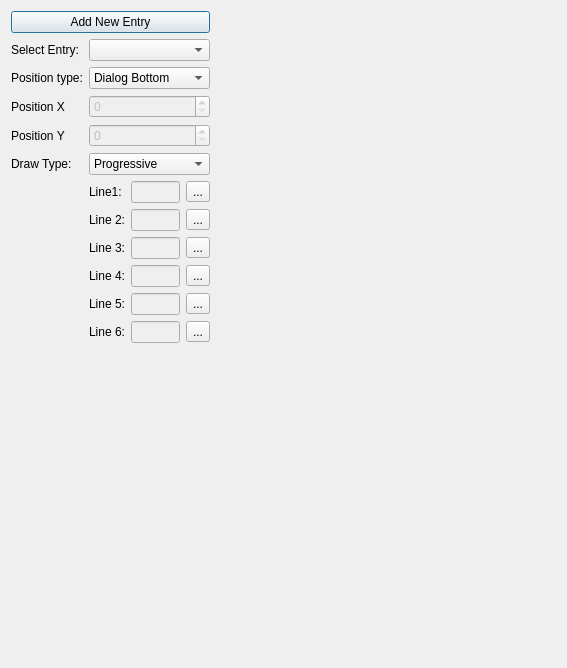
Before: the Qt Designer form editor/scenes/tab_text.ui in protoman/rockbot, drawn with Qt 5.
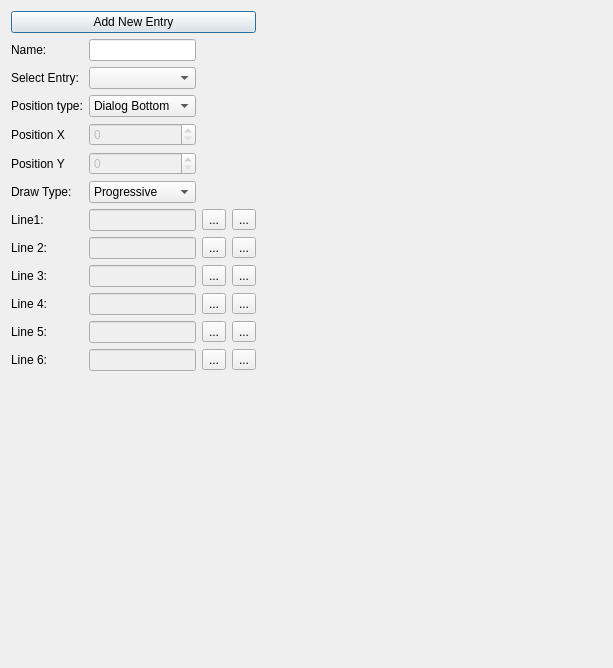
After: the same form once the commit is applied. Icons and pictures are not drawn. Custom widgets are drawn as their Qt base class.

The edit to the form file:
```diff
--- a/editor/scenes/tab_text.ui
+++ b/editor/scenes/tab_text.ui
@@ -46,45 +46,144 @@
          <property name="topMargin">
           <number>0</number>
          </property>
-         <item row="4" column="0">
-          <widget class="QLabel" name="label_5">
+         <item row="10" column="0">
+          <widget class="QLabel" name="label_9">
            <property name="text">
-            <string>Draw Type:</string>
+            <string>Line 5:</string>
+           </property>
+          </widget>
+         </item>
+         <item row="3" column="1">
+          <widget class="QSpinBox" name="textX_spinBox">
+           <property name="enabled">
+            <bool>false</bool>
+           </property>
+           <property name="maximum">
+            <number>999</number>
+           </property>
+          </widget>
+         </item>
+         <item row="5" column="1">
+          <widget class="QComboBox" name="transitionType_comboBox">
+           <item>
+            <property name="text">
+             <string>Progressive</string>
+            </property>
+           </item>
+           <item>
+            <property name="text">
+             <string>Instant</string>
+            </property>
+           </item>
+          </widget>
+         </item>
+         <item row="0" column="1">
+          <widget class="QLineEdit" name="name_lineEdit"/>
+         </item>
+         <item row="7" column="0">
+          <widget class="QLabel" name="label_6">
+           <property name="text">
+            <string>Line 2:</string>
+           </property>
+          </widget>
+         </item>
+         <item row="7" column="1">
+          <widget class="QLineEdit" name="lineEdit2">
+           <property name="enabled">
+            <bool>false</bool>
+           </property>
+           <property name="maxLength">
+            <number>30</number>
+           </property>
+          </widget>
+         </item>
+         <item row="11" column="0">
+          <widget class="QLabel" name="label_10">
+           <property name="text">
+            <string>Line 6:</string>
+           </property>
+          </widget>
+         </item>
+         <item row="4" column="1">
+          <widget class="QSpinBox" name="textY_spinBox">
+           <property name="enabled">
+            <bool>false</bool>
+           </property>
+           <property name="maximum">
+            <number>999</number>
+           </property>
+          </widget>
+         </item>
+         <item row="1" column="1">
+          <widget class="QComboBox" name="select_comboBox"/>
+         </item>
+         <item row="6" column="1">
+          <widget class="QLineEdit" name="lineEdit1">
+           <property name="enabled">
+            <bool>false</bool>
+           </property>
+           <property name="maxLength">
+            <number>30</number>
+           </property>
+          </widget>
+         </item>
+         <item row="8" column="0">
+          <widget class="QLabel" name="label_7">
+           <property name="text">
+            <string>Line 3:</string>
            </property>
           </widget>
          </item>
          <item row="2" column="0">
-          <widget class="QLabel" name="label_2">
-           <property name="text">
-            <string>Position X</string>
-           </property>
-          </widget>
-         </item>
-         <item row="1" column="0">
           <widget class="QLabel" name="label_11">
            <property name="text">
             <string>Position type:</string>
            </property>
           </widget>
          </item>
-         <item row="2" column="1">
-          <widget class="QSpinBox" name="textX_spinBox">
-           <property name="enabled">
-            <bool>false</bool>
+         <item row="12" column="1">
+          <layout class="QGridLayout" name="gridLayout_3">
+           <property name="topMargin">
+            <number>0</number>
            </property>
-           <property name="maximum">
-            <number>999</number>
+          </layout>
+         </item>
+         <item row="9" column="0">
+          <widget class="QLabel" name="label_8">
+           <property name="text">
+            <string>Line 4:</string>
+           </property>
+          </widget>
+         </item>
+         <item row="0" column="0">
+          <widget class="QLabel" name="label_12">
+           <property name="text">
+            <string>Name:</string>
+           </property>
+          </widget>
+         </item>
+         <item row="1" column="0">
+          <widget class="QLabel" name="label_4">
+           <property name="text">
+            <string>Select Entry:</string>
+           </property>
+          </widget>
+         </item>
+         <item row="6" column="2">
+          <widget class="QToolButton" name="line1_toolButton">
+           <property name="text">
+            <string>...</string>
            </property>
           </widget>
          </item>
          <item row="3" column="0">
-          <widget class="QLabel" name="label_3">
+          <widget class="QLabel" name="label_2">
            <property name="text">
-            <string>Position Y</string>
+            <string>Position X</string>
            </property>
           </widget>
          </item>
-         <item row="1" column="1">
+         <item row="2" column="1">
           <widget class="QComboBox" name="positionType">
            <item>
             <property name="text">
@@ -118,108 +217,28 @@
            </item>
           </widget>
          </item>
-         <item row="4" column="1">
-          <widget class="QComboBox" name="transitionType_comboBox">
-           <item>
-            <property name="text">
-             <string>Progressive</string>
-            </property>
-           </item>
-           <item>
-            <property name="text">
-             <string>Instant</string>
-            </property>
-           </item>
-          </widget>
-         </item>
-         <item row="3" column="1">
-          <widget class="QSpinBox" name="textY_spinBox">
-           <property name="enabled">
-            <bool>false</bool>
-           </property>
-           <property name="maximum">
-            <number>999</number>
-           </property>
-          </widget>
-         </item>
-         <item row="5" column="1">
-          <layout class="QGridLayout" name="gridLayout_3">
-           <property name="topMargin">
-            <number>0</number>
-           </property>
            <item row="5" column="0">
-            <widget class="QLabel" name="label_10">
+          <widget class="QLabel" name="label_5">
              <property name="text">
-              <string>Line 6:</string>
+            <string>Draw Type:</string>
              </property>
             </widget>
            </item>
-           <item row="1" column="0">
-            <widget class="QLabel" name="label_6">
-             <property name="text">
-              <string>Line 2:</string>
-             </property>
-            </widget>
-           </item>
-           <item row="4" column="0">
-            <widget class="QLabel" name="label_9">
-             <property name="text">
-              <string>Line 5:</string>
-             </property>
-            </widget>
-           </item>
-           <item row="3" column="0">
-            <widget class="QLabel" name="label_8">
-             <property name="text">
-              <string>Line 4:</string>
-             </property>
-            </widget>
-           </item>
-           <item row="0" column="0">
+         <item row="6" column="0">
             <widget class="QLabel" name="label">
              <property name="text">
               <string>Line1: </string>
              </property>
             </widget>
            </item>
-           <item row="1" column="1">
-            <widget class="QLineEdit" name="lineEdit2">
-             <property name="enabled">
-              <bool>false</bool>
-             </property>
-             <property name="maxLength">
-              <number>30</number>
-             </property>
-            </widget>
-           </item>
-           <item row="2" column="0">
-            <widget class="QLabel" name="label_7">
+         <item row="11" column="2">
+          <widget class="QToolButton" name="line6_toolButton">
              <property name="text">
-              <string>Line 3:</string>
+            <string>...</string>
              </property>
             </widget>
            </item>
-           <item row="2" column="1">
-            <widget class="QLineEdit" name="lineEdit3">
-             <property name="enabled">
-              <bool>false</bool>
-             </property>
-             <property name="maxLength">
-              <number>30</number>
-             </property>
-            </widget>
-           </item>
-           <item row="0" column="1">
-            <widget class="QLineEdit" name="lineEdit1">
-             <property name="enabled">
-              <bool>false</bool>
-             </property>
-             <property name="maxLength">
-              <number>30</number>
-             </property>
-            </widget>
-           </item>
-           <item row="3" column="1">
+         <item row="9" column="1">
             <widget class="QLineEdit" name="lineEdit4">
              <property name="enabled">
               <bool>false</bool>
@@ -229,79 +248,132 @@
              </property>
             </widget>
            </item>
-           <item row="4" column="1">
-            <widget class="QLineEdit" name="lineEdit5">
-             <property name="enabled">
-              <bool>false</bool>
-             </property>
-             <property name="maxLength">
-              <number>30</number>
-             </property>
-            </widget>
-           </item>
-           <item row="5" column="1">
-            <widget class="QLineEdit" name="lineEdit6">
-             <property name="enabled">
-              <bool>false</bool>
-             </property>
-             <property name="maxLength">
-              <number>30</number>
-             </property>
-            </widget>
-           </item>
-           <item row="0" column="2">
-            <widget class="QToolButton" name="line1_toolButton">
-             <property name="text">
-              <string>...</string>
-             </property>
-            </widget>
-           </item>
-           <item row="1" column="2">
-            <widget class="QToolButton" name="line2_toolButton">
-             <property name="text">
-              <string>...</string>
-             </property>
-            </widget>
-           </item>
-           <item row="2" column="2">
+         <item row="8" column="2">
             <widget class="QToolButton" name="line3_toolButton">
              <property name="text">
               <string>...</string>
              </property>
             </widget>
            </item>
-           <item row="3" column="2">
+         <item row="9" column="2">
             <widget class="QToolButton" name="line4_toolButton">
              <property name="text">
               <string>...</string>
              </property>
             </widget>
            </item>
-           <item row="4" column="2">
+         <item row="11" column="1">
+          <widget class="QLineEdit" name="lineEdit6">
+           <property name="enabled">
+            <bool>false</bool>
+           </property>
+           <property name="maxLength">
+            <number>30</number>
+           </property>
+          </widget>
+         </item>
+         <item row="10" column="1">
+          <widget class="QLineEdit" name="lineEdit5">
+           <property name="enabled">
+            <bool>false</bool>
+           </property>
+           <property name="maxLength">
+            <number>30</number>
+           </property>
+          </widget>
+         </item>
+         <item row="7" column="2">
+          <widget class="QToolButton" name="line2_toolButton">
+           <property name="text">
+            <string>...</string>
+           </property>
+          </widget>
+         </item>
+         <item row="8" column="1">
+          <widget class="QLineEdit" name="lineEdit3">
+           <property name="enabled">
+            <bool>false</bool>
+           </property>
+           <property name="maxLength">
+            <number>30</number>
+           </property>
+          </widget>
+         </item>
+         <item row="4" column="0">
+          <widget class="QLabel" name="label_3">
+           <property name="text">
+            <string>Position Y</string>
+           </property>
+          </widget>
+         </item>
+         <item row="10" column="2">
             <widget class="QToolButton" name="line5_toolButton">
              <property name="text">
               <string>...</string>
              </property>
             </widget>
            </item>
-           <item row="5" column="2">
-            <widget class="QToolButton" name="line6_toolButton">
+         <item row="6" column="3">
+          <widget class="QToolButton" name="removeString1_toolButton">
              <property name="text">
               <string>...</string>
              </property>
-            </widget>
-           </item>
-          </layout>
+           <property name="icon">
+            <iconset resource="../resources/icons/icons.qrc">
+             <normaloff>:/toolbar_icons/edit-delete.png</normaloff>:/toolbar_icons/edit-delete.png</iconset>
+           </property>
+          </widget>
+         </item>
+         <item row="7" column="3">
+          <widget class="QToolButton" name="removeString2_toolButton">
+           <property name="text">
+            <string>...</string>
+           </property>
+           <property name="icon">
+            <iconset resource="../resources/icons/icons.qrc">
+             <normaloff>:/toolbar_icons/edit-delete.png</normaloff>:/toolbar_icons/edit-delete.png</iconset>
+           </property>
+          </widget>
          </item>
-         <item row="0" column="0">
-          <widget class="QLabel" name="label_4">
+         <item row="8" column="3">
+          <widget class="QToolButton" name="removeString3_toolButton">
            <property name="text">
-            <string>Select Entry:</string>
+            <string>...</string>
            </property>
           </widget>
          </item>
-         <item row="0" column="1">
-          <widget class="QComboBox" name="select_comboBox"/>
+         <item row="9" column="3">
+          <widget class="QToolButton" name="removeString4_toolButton">
+           <property name="text">
+            <string>...</string>
+           </property>
+           <property name="icon">
+            <iconset resource="../resources/icons/icons.qrc">
+             <normaloff>:/toolbar_icons/edit-delete.png</normaloff>:/toolbar_icons/edit-delete.png</iconset>
+           </property>
+          </widget>
+         </item>
+         <item row="10" column="3">
+          <widget class="QToolButton" name="removeString5_toolButton">
+           <property name="text">
+            <string>...</string>
+           </property>
+           <property name="icon">
+            <iconset resource="../resources/icons/icons.qrc">
+             <normaloff>:/toolbar_icons/edit-delete.png</normaloff>:/toolbar_icons/edit-delete.png</iconset>
+           </property>
+          </widget>
+         </item>
+         <item row="11" column="3">
+          <widget class="QToolButton" name="removeString6_toolButton">
+           <property name="text">
+            <string>...</string>
+           </property>
+           <property name="icon">
+            <iconset resource="../resources/icons/icons.qrc">
+             <normaloff>:/toolbar_icons/edit-delete.png</normaloff>:/toolbar_icons/edit-delete.png</iconset>
+           </property>
+          </widget>
          </item>
         </layout>
        </item>
```
Left out of the diff: 8 changed lines with no effect on the pictures. Lines whose indentation alone changed are shown as unchanged.
